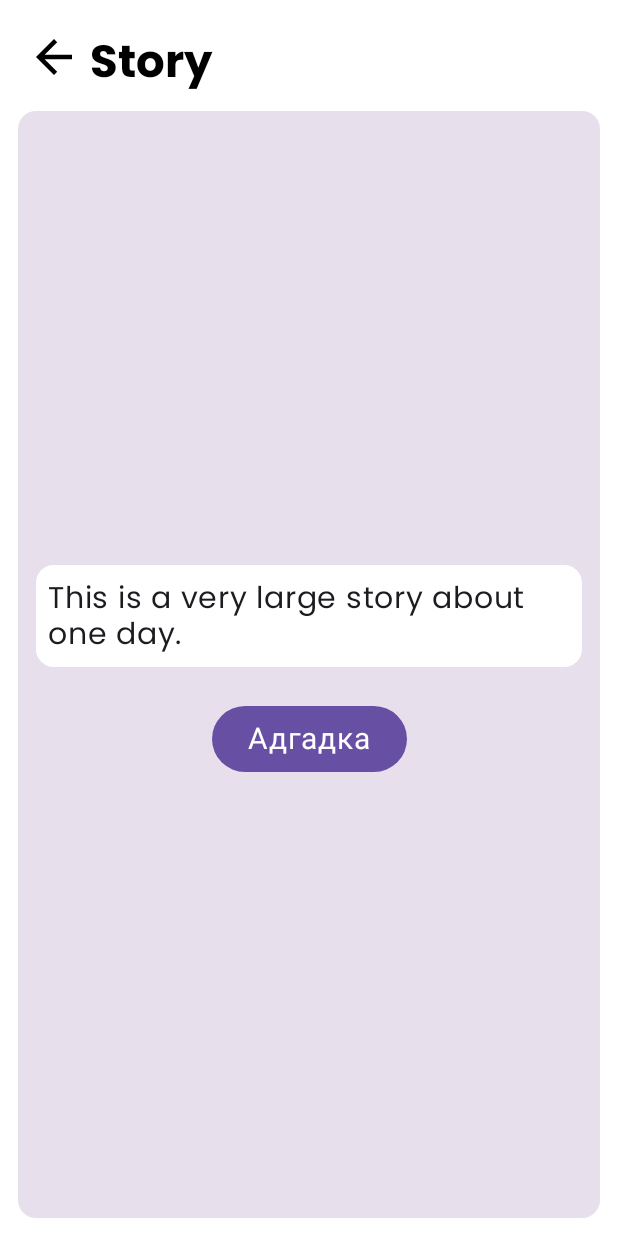
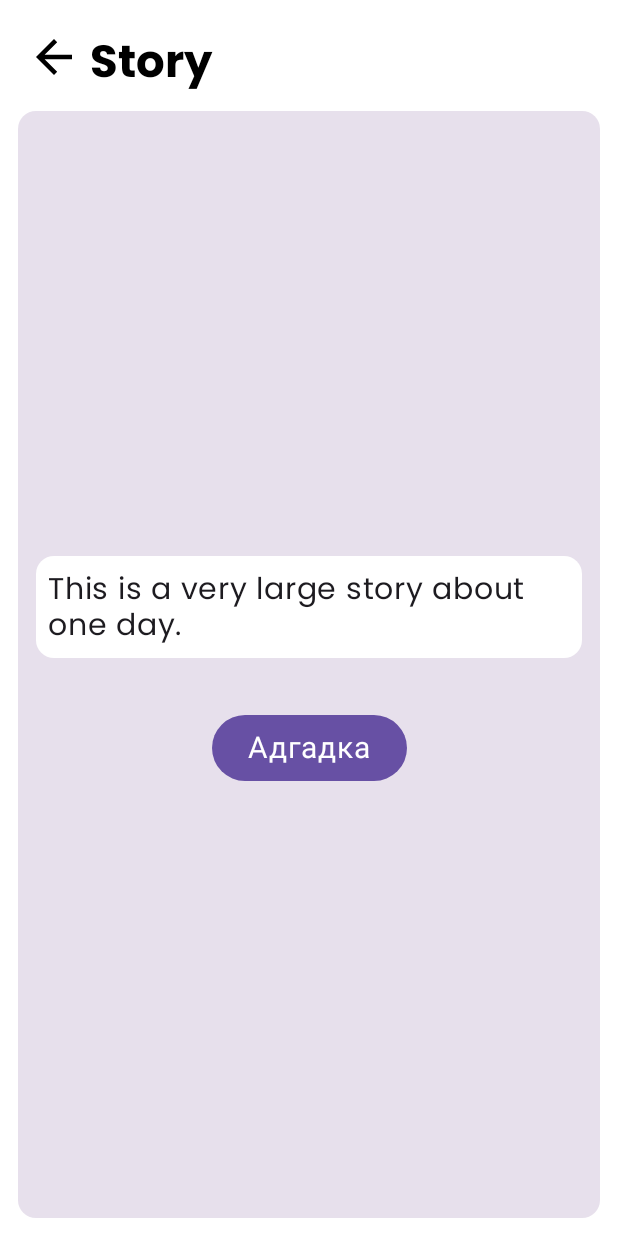
Before and after one commit to ViktoriaGavrosh/Android_App_Fairy_Tales, an Android app built with Jetpack Compose: the @Preview function DetailScreenPreview, on a phone screen of 412 x 824 dp. Run offline under Robolectric (Android 15) with nearby library versions, the phone set to English and light mode, and no system bars; our stand-ins replace Room's generated code.

Commit message:
fix bag (bottom padding on VerticalScreen)

```diff
--- a/app/src/main/java/com/viktoriagavrosh/fairytales/ui/screens/detailscreens/VerticalDetailScreen.kt
+++ b/app/src/main/java/com/viktoriagavrosh/fairytales/ui/screens/detailscreens/VerticalDetailScreen.kt
@@ -78,7 +78,9 @@ private fun DetailContent(
         }
         TextDetail(
             text = folkWork.text,
-            modifier = Modifier.fillMaxWidth()
+            modifier = Modifier
+                .fillMaxWidth()
+                .padding(bottom = dimensionResource(id = R.dimen.padding_medium))
         )
         if (isPuzzleType) {
             if (bigCard) {
```
